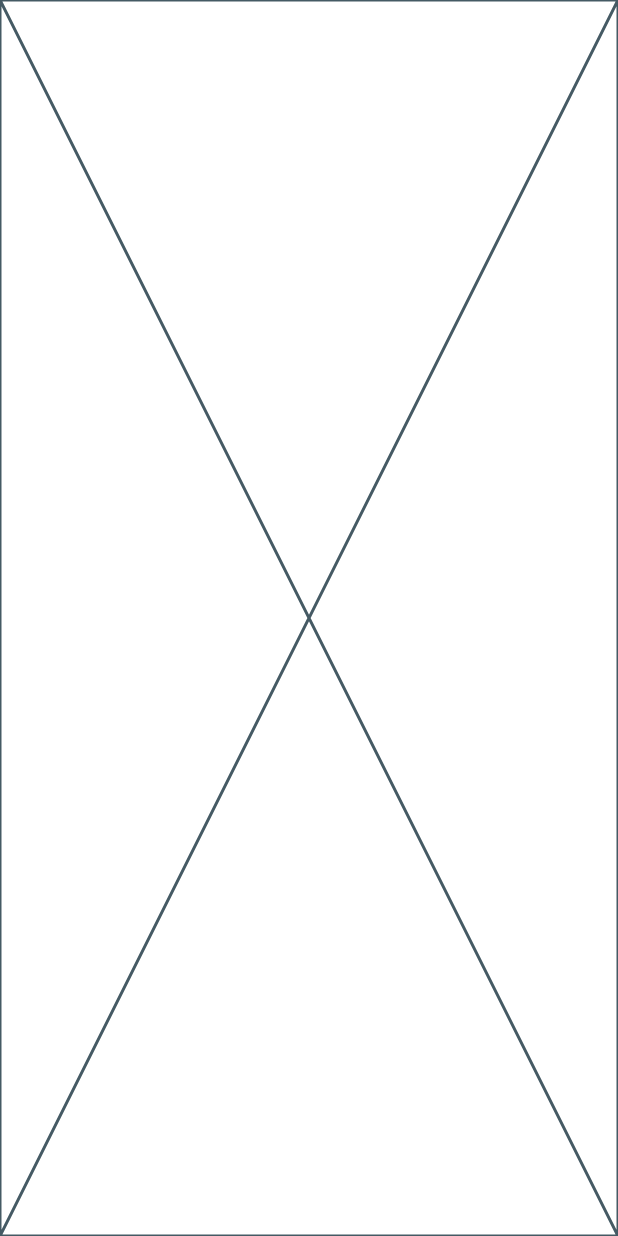
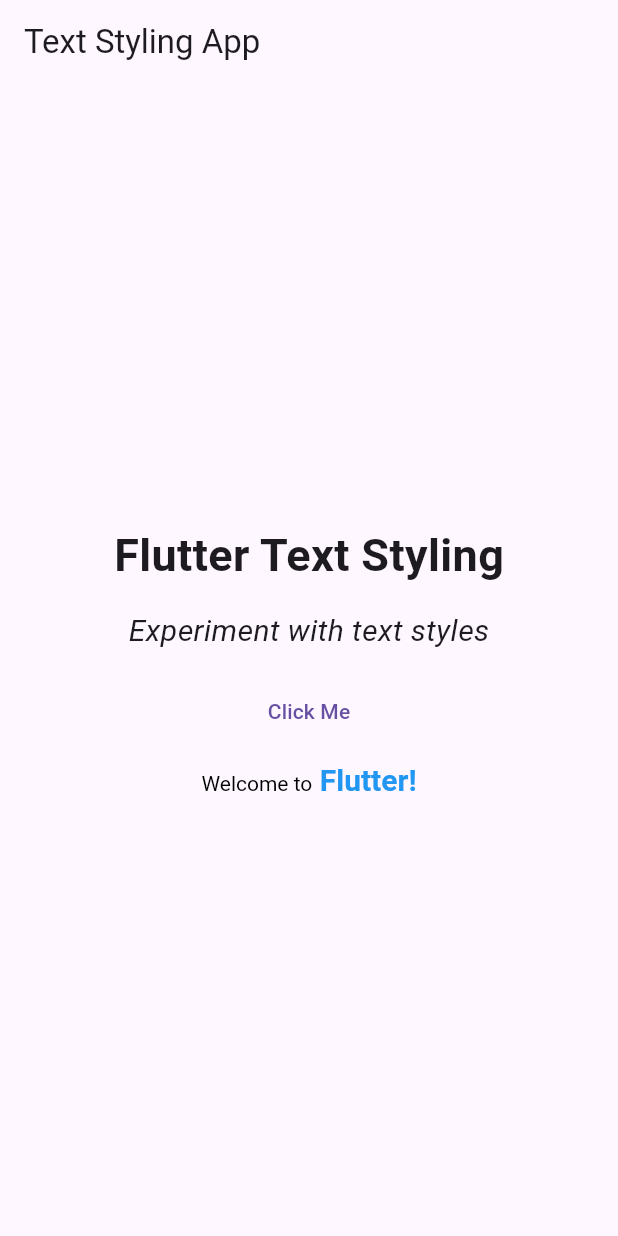
Before and after one commit to khandakerahsunhabib/text_styling_app, a Flutter app: the screen it shows after launch, on a phone screen of 412 x 824 dp. Run offline on Flutter 3.47's test engine with Material 3 defaults, Android fonts, the phone set to English and light mode, and no system bars.

Commit message:
Added title, sub-title, button, stylized them and added snackbar to the button

```diff
--- a/lib/home_screen.dart
+++ b/lib/home_screen.dart
@@ -5,6 +5,67 @@ class HomeScreen extends StatelessWidget {
 
   @override
   Widget build(BuildContext context) {
-    return const Placeholder();
+    return Scaffold(
+      appBar: AppBar(
+        title: const Text('Text Styling App'),
+      ),
+      body: Center(
+        child: Column(
+          mainAxisAlignment: MainAxisAlignment.center,
+          children: [
+            const Text(
+              'Flutter Text Styling',
+              style: TextStyle(
+                fontSize: 30,
+                fontWeight: FontWeight.bold,
+              ),
+            ),
+            const SizedBox(
+              height: 15,
+            ),
+            const Text(
+              'Experiment with text styles',
+              style: TextStyle(
+                fontSize: 20,
+                fontStyle: FontStyle.italic,
+              ),
+            ),
+            const SizedBox(
+              height: 15,
+            ),
+            TextButton(
+              onPressed: () {
+                ScaffoldMessenger.of(context).showSnackBar(
+                  const SnackBar(
+                    content: Text('You clicked the button!'),
+                    duration: Duration(seconds: 2),
+                  ),
+                );
+              },
+              child: const Text('Click Me'),
+            ),
+            const SizedBox(
+              height: 10,
+            ),
+            RichText(
+              text: const TextSpan(
+                text: 'Welcome to',
+                style: TextStyle(color: Colors.black),
+                children: [
+                  TextSpan(
+                    text: ' Flutter!',
+                    style: TextStyle(
+                      fontSize: 20,
+                      color: Colors.blue,
+                      fontWeight: FontWeight.bold,
+                    ),
+                  ),
+                ],
+              ),
+            ),
+          ],
+        ),
+      ),
+    );
   }
 }
--- a/lib/main.dart
+++ b/lib/main.dart
@@ -12,7 +12,7 @@ class MyApp extends StatelessWidget {
 
   @override
   Widget build(BuildContext context) {
-    return MaterialApp(
+    return const MaterialApp(
       debugShowCheckedModeBanner: false ,
       title: 'Text Styling App',
       home: HomeScreen(),
```
